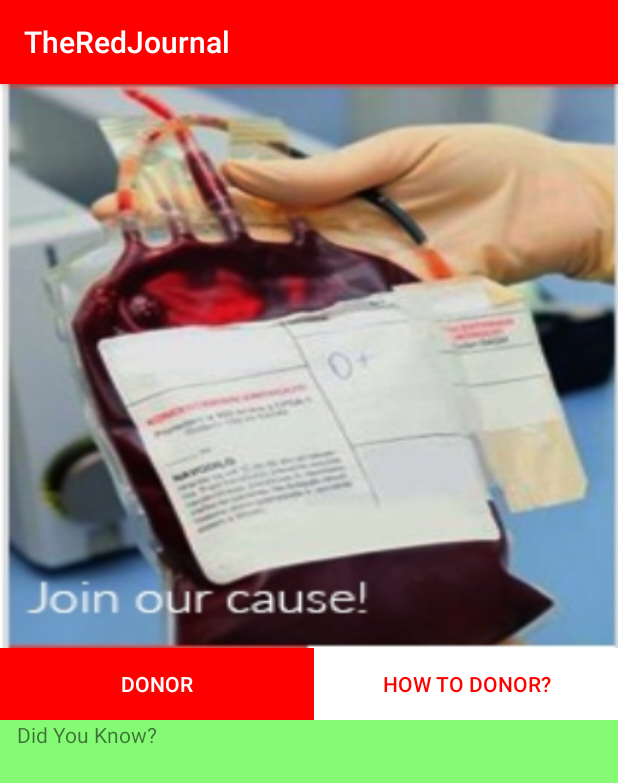
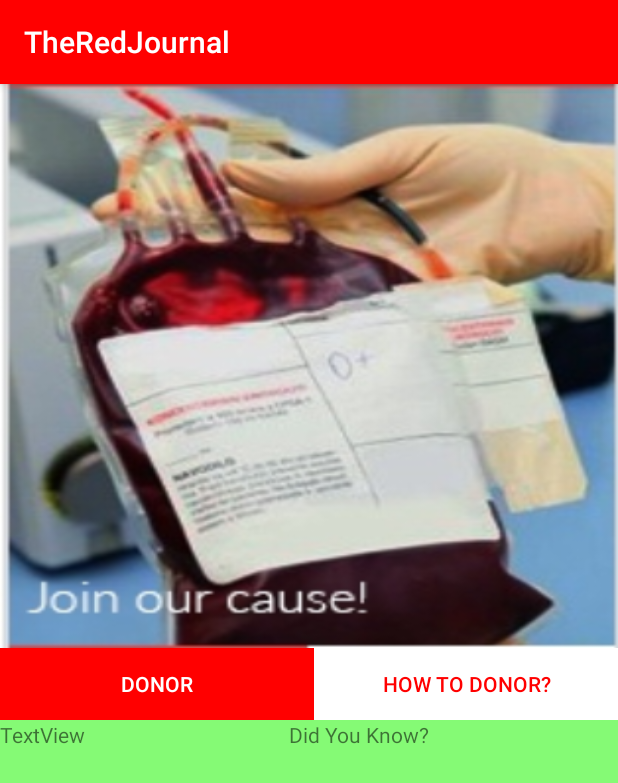
Before and after one commit to galeslash/Aegis, an Android app: the screen it shows after launch (HomePage), on a phone screen of 412 x 824 dp. Shown: the top 783 px of the screen. Run offline under Robolectric (Android 15) with nearby library versions, the phone set to English and light mode, and no system bars.

Commit message:
drawable and stuffs

```diff
--- a/TheRedJournal/app/src/main/java/com/example/alphacr/theredjournal/HomePage.java
+++ b/TheRedJournal/app/src/main/java/com/example/alphacr/theredjournal/HomePage.java
@@ -2,12 +2,30 @@ package com.example.alphacr.theredjournal;
 
 import android.support.v7.app.AppCompatActivity;
 import android.os.Bundle;
+import android.view.View;
+import android.widget.Button;
+import android.widget.Toast;
 
 public class HomePage extends AppCompatActivity {
 
+    private Button submit;
     @Override
     protected void onCreate(Bundle savedInstanceState) {
         super.onCreate(savedInstanceState);
         setContentView(R.layout.activity_home_page);
+
+        submit = (Button) findViewById(R.id.button);
+
+        submit.setOnClickListener(new View.OnClickListener() {
+            @Override
+            public void onClick(View v) {
+                Toast.makeText(getApplicationContext(), "Submit is pressed", Toast.LENGTH_SHORT).show();
+            }
+        });
     }
+    // Bikin Array
+    // Random dapetin index array
+    // Assign textview
+
+    //set on click listener
 }
--- a/TheRedJournal/app/src/main/res/layout/activity_home_page.xml
+++ b/TheRedJournal/app/src/main/res/layout/activity_home_page.xml
@@ -24,7 +24,7 @@
             <ImageView
                 android:layout_width="match_parent"
                 android:layout_height="match_parent"
-                app:srcCompat="@drawable/joinOurCause"
+                app:srcCompat="@drawable/join_our_cause"
                 android:id="@+id/imageView"
                 android:scaleType="fitXY" />
         </LinearLayout>
@@ -74,6 +74,13 @@
             android:background="#85FA75">
 
             <TextView
+                android:text="TextView"
+                android:layout_width="wrap_content"
+                android:layout_height="wrap_content"
+                android:id="@+id/textView2"
+                android:layout_weight="1" />
+
+            <TextView
                 android:layout_width="wrap_content"
                 android:layout_height="wrap_content"
                 android:text="Did You Know?"
```
Also changed, not shown: TheRedJournal/app/src/main/res/drawable/join_our_cause.jpg (renamed from TheRedJournal/app/src/main/res/drawable/joinOurCause.jpg), 2 other files.
